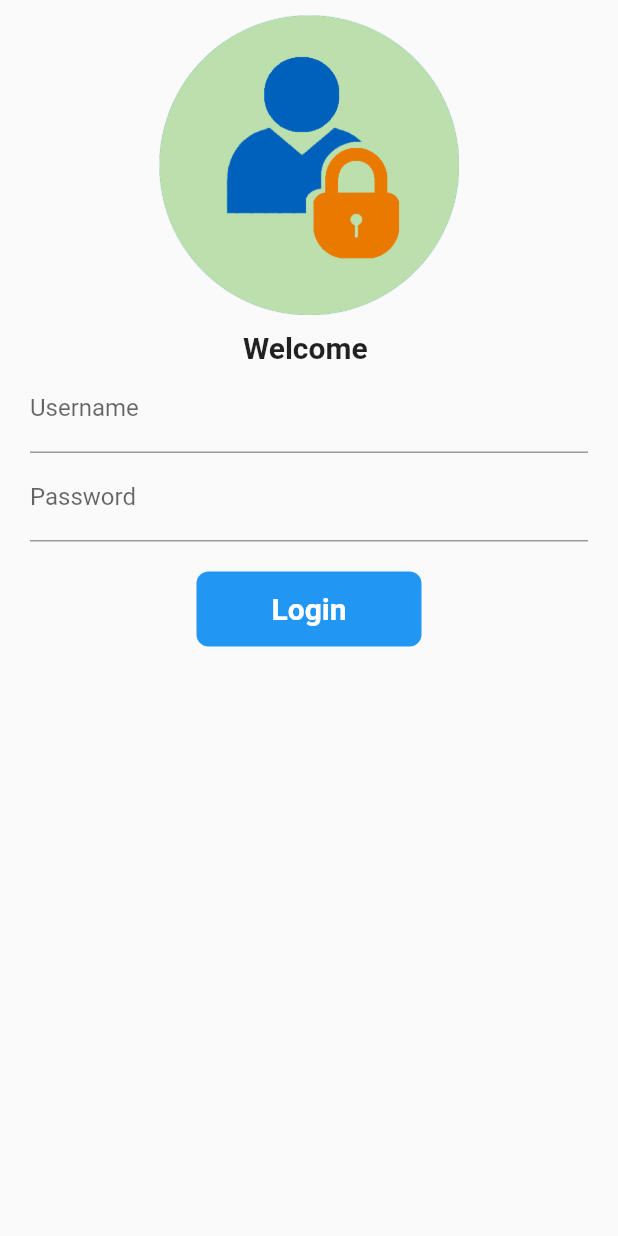
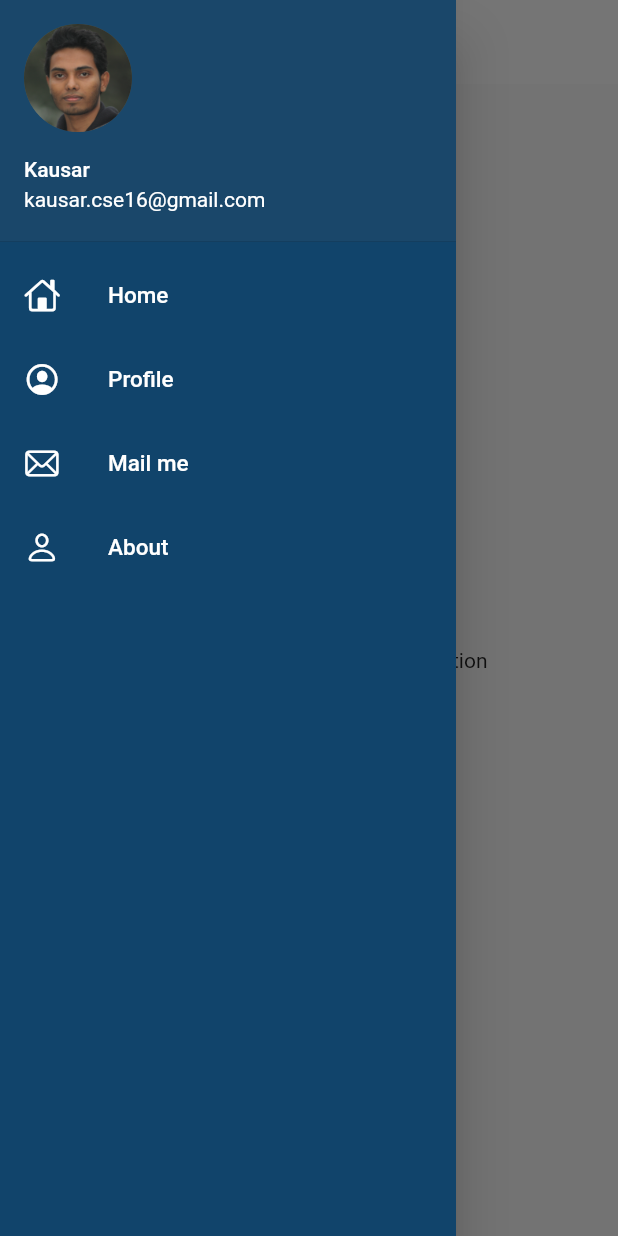
Before and after one commit to kausar100/flutter_practice_app, a Flutter app: the screen it shows after launch, with the side drawer open (before the commit the screen has no drawer), on a phone screen of 412 x 824 dp. Run offline on Flutter 3.47's test engine with Material 2 defaults, Android fonts, the phone set to English and light mode, and no system bars.

Commit message:
theme extracted

```diff
--- a/lib/main.dart
+++ b/lib/main.dart
@@ -2,13 +2,27 @@ import 'package:flutter/material.dart';
 import 'package:flutter_practice/pages/homepage.dart';
 import 'package:flutter_practice/pages/login_page.dart';
 import 'package:flutter_practice/utils/MyRoute.dart';
+import 'package:flutter_practice/widgets/themes.dart';
 
 void main() {
-  runApp(MaterialApp(
-    initialRoute: MyRoute.loginPage,
-    routes: {
-      MyRoute.homePage: (context)=>HomePage(),
-      MyRoute.loginPage: (context)=>LoginPage(),
-    },
-  ));
+  runApp(MyApp());
 }
+
+class MyApp extends StatelessWidget {
+  const MyApp({Key? key}) : super(key: key);
+
+  @override
+  Widget build(BuildContext context) {
+    return MaterialApp(
+      debugShowCheckedModeBanner: false,
+      themeMode: ThemeMode.light,
+      theme: MyTheme.lightTheme(context),
+      darkTheme: MyTheme.darkTheme(context),
+      initialRoute: MyRoute.homePage,
+      routes: {
+        MyRoute.homePage: (context) => HomePage(),
+        MyRoute.loginPage: (context) => LoginPage(),
+      },
+    );
+  }
+}
--- a/lib/pages/homepage.dart
+++ b/lib/pages/homepage.dart
@@ -1,16 +1,18 @@
 import 'package:flutter/material.dart';
+import 'package:flutter_practice/widgets/drawer.dart';
 
 class HomePage extends StatelessWidget {
   @override
   Widget build(BuildContext context) {
     return Scaffold(
       appBar: AppBar(
-        title: Text('Catalog App'),
         centerTitle: true,
+        title: const Text(
+          'Catalog App',
+        ),
       ),
-      body: Center(child: Text('Welcome to my new flutter application')),
-      drawer: Drawer(),
-
+      body: const Center(child: Text('Welcome to my new flutter application')),
+      drawer: const MyDrawer(),
     );
   }
 }
--- /dev/null
+++ b/lib/widgets/drawer.dart
@@ -0,0 +1,48 @@
+import 'package:flutter/cupertino.dart';
+import 'package:flutter/material.dart';
+
+class MyDrawer extends StatelessWidget {
+  const MyDrawer({Key? key}) : super(key: key);
+
+  @override
+  Widget build(BuildContext context) {
+    return Drawer(
+      child: Container(
+        decoration: const BoxDecoration(color: Color.fromARGB(255, 17, 68, 107),),
+        child: ListView(
+          children: const [
+            DrawerHeader(
+
+              padding: EdgeInsets.zero,
+              child: UserAccountsDrawerHeader(
+                margin: EdgeInsets.zero,
+                decoration: BoxDecoration(color: Color.fromARGB(255, 26, 71, 106)),
+                accountEmail: Text("kausar.cse16@gmail.com"),
+                accountName: Text("Kausar"),
+                currentAccountPicture: CircleAvatar(
+                  backgroundImage: AssetImage("assets/kausar.png"),
+                ),
+              ),
+            ),
+            ListTile(
+              leading: Icon(CupertinoIcons.home, color:Colors.white ),
+              title: Text("Home",  style: TextStyle(color:Colors.white,fontSize: 15),),
+            ),
+            ListTile(
+              leading: Icon(CupertinoIcons.profile_circled, color:Colors.white ),
+              title: Text("Profile",  style: TextStyle(color:Colors.white,fontSize: 15),),
+            ),
+            ListTile(
+              leading: Icon(CupertinoIcons.mail, color:Colors.white ),
+              title: Text("Mail me",  style: TextStyle(color:Colors.white,fontSize: 15),),
+            ),
+            ListTile(
+              leading: Icon(CupertinoIcons.person, color:Colors.white ),
+              title: Text("About",  style: TextStyle(color:Colors.white,fontSize: 15),),
+            ),
+          ],
+        ),
+      ),
+    );
+  }
+}
--- /dev/null
+++ b/lib/widgets/themes.dart
@@ -0,0 +1,17 @@
+import 'package:flutter/material.dart';
+
+class MyTheme {
+  static ThemeData lightTheme(BuildContext context) => ThemeData(
+        primarySwatch: Colors.blueGrey,
+        appBarTheme: const AppBarTheme(
+          color: Colors.white,
+          elevation: 0,
+          iconTheme: IconThemeData(color: Colors.black),
+          titleTextStyle: TextStyle(color: Colors.black),
+        ),
+      );
+
+  static ThemeData darkTheme(BuildContext context) => ThemeData(
+        brightness: Brightness.dark,
+      );
+}
```
Also changed, not shown: assets/kausar.png (added).
